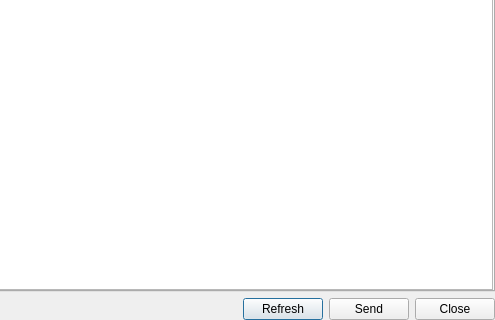
This is src/yarpmotorgui/piddlg.ui in robotology/yarp as Qt 5 draws it before an edit; both pictures show x 240 to 735 and y 333 to 653 of the 735 by 653 pixel window. The edited form follows.
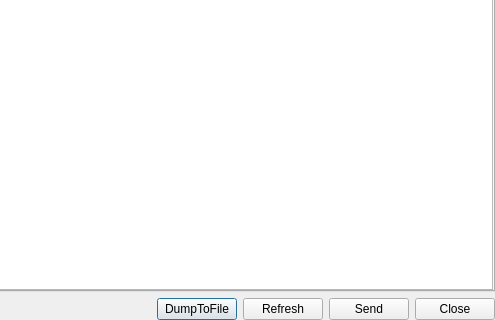
This is the edited form.

Commit message: added "DumpToFile" button in yarpmotorgui to dump robot's remote variables

Patch:
```diff
--- a/src/yarpmotorgui/piddlg.ui
+++ b/src/yarpmotorgui/piddlg.ui
@@ -1758,6 +1758,13 @@
        </property>
       </spacer>
      </item>
+     <item>
+      <widget class="QPushButton" name="btnDump">
+       <property name="text">
+        <string>DumpToFile</string>
+       </property>
+      </widget>
+     </item>
      <item>
       <widget class="QPushButton" name="btnRefresh">
        <property name="text">
```
The commit also changes 4 other files.
